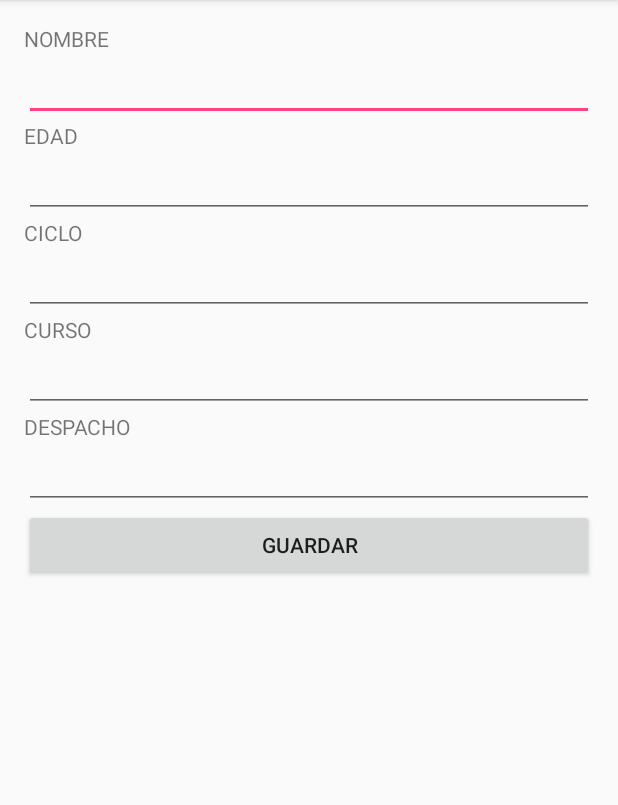
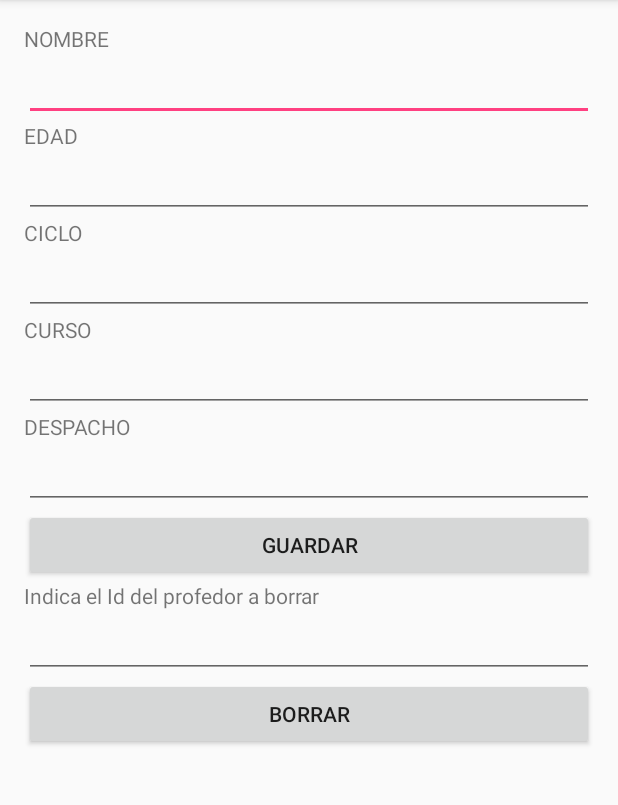
Before and after one commit to luisaezmese/Actividad1_BD_AD_2, an Android app: the Profesor screen opened directly, with no data from a screen before it, on a phone screen of 412 x 824 dp, the part 84-889 px from its top. Run offline under Robolectric (Android 15) with nearby library versions, the phone set to English and light mode, and no system bars.

Commit message:
No añade valores en tabla y no crea tabla profesor

```diff
--- a/app/src/main/java/com/example/luisangel/actividad1_bd_ad/MyDBAdapter.java
+++ b/app/src/main/java/com/example/luisangel/actividad1_bd_ad/MyDBAdapter.java
@@ -5,14 +5,15 @@ import android.content.ContentValues;
 import android.database.sqlite.SQLiteDatabase;
 import android.database.sqlite.SQLiteException;
 import android.database.sqlite.SQLiteOpenHelper;
-import android.view.View;
+
 
 
 public class MyDBAdapter {
 
     // Definiciones y constantes
     private static final String DATABASE_NAME = "dbuniversidad.db";
-    private static final String DATABASE_TABLE = "alumnos";
+    private static final String DATABASE_TABLE_A = "alumnos";
+    private static final String DATABASE_TABLE_P = "profesores";
     private static final int DATABASE_VERSION = 1;
 
     private static final String NOMBRE = "nombre";
@@ -20,32 +21,37 @@ public class MyDBAdapter {
     private static final String CICLO = "ciclo";
     private static final String CURSO = "curso";
     private static final String NOTA = "nota";
+    private static final String DESPACHO = "despacho";
 
 
-    private static final String DATABASE_CREATE = "CREATE TABLE "+DATABASE_TABLE+" (_id integer primary key autoincrement, nombre text, edad text, ciclo text, curso text, nota text);";
-    private static final String DATABASE_DROP = "DROP TABLE IF EXISTS "+DATABASE_TABLE+";";
+    private static final String DATABASE_CREATE_A = "CREATE TABLE "+DATABASE_TABLE_A+" (_id integer primary key autoincrement, nombre text, edad text, ciclo text, curso text, nota text);";
+    private static final String DATABASE_DROP_A = "DROP TABLE IF EXISTS "+DATABASE_TABLE_A+";";
+    private static final String DATABASE_CREATE_P = "CREATE TABLE "+DATABASE_TABLE_P+" (_id integer primary key autoincrement, nombre text, edad text, ciclo text, curso text, despacho text);";
+    private static final String DATABASE_DROP_P = "DROP TABLE IF EXISTS "+DATABASE_TABLE_P+";";
 
     // Contexto de la aplicación que usa la base de datos
     private final Context context;
     // Clase SQLiteOpenHelper para crear/actualizar la base de datos
-    private MyDbHelper dbHelper;
+    private MyDbHelperA dbHelperA;
+    private MyDbHelperP dbHelperP;
     // Instancia de la base de datos
-    private SQLiteDatabase db;
+    private SQLiteDatabase dbA;
+    private SQLiteDatabase dbP;
 
     public MyDBAdapter (Context c){
         context = c;
-        dbHelper = new MyDbHelper(context, DATABASE_NAME, null, DATABASE_VERSION);
-
+        dbHelperA = new MyDbHelperA(context, DATABASE_NAME, null, DATABASE_VERSION);
+        dbHelperP = new MyDbHelperP(context, DATABASE_NAME, null, DATABASE_VERSION);
     }
-
-
 
     public void open(){
 
         try{
-            db = dbHelper.getWritableDatabase();
+            dbA = dbHelperA.getWritableDatabase();
+            dbP = dbHelperP.getWritableDatabase();
         }catch(SQLiteException e){
-            db = dbHelper.getReadableDatabase();
+            dbA = dbHelperA.getReadableDatabase();
+            dbP = dbHelperP.getReadableDatabase();
         }
 
     }
@@ -59,23 +65,64 @@ public class MyDBAdapter {
         newValues.put(CICLO,c);
         newValues.put(CURSO,d);
         newValues.put(NOTA,e);
-        db.insert(DATABASE_TABLE,null,newValues);
+        dbA.insert(DATABASE_TABLE_A,null,newValues);
     }
 
-    private static class MyDbHelper extends SQLiteOpenHelper {
+    public void borrarAlumno(String b){
+        dbA.delete("alumnos", b, null);
 
-        public MyDbHelper (Context context, String name, SQLiteDatabase.CursorFactory factory, int version){
+    }
+
+    public void insertarProfesor(String a, String b, String c, String d, String e){
+        //Creamos un nuevo registro de valores a insertar
+        ContentValues newValues = new ContentValues();
+        //Asignamos los valores de cada campo
+        newValues.put(NOMBRE,a);
+        newValues.put(EDAD,b);
+        newValues.put(CICLO,c);
+        newValues.put(CURSO,d);
+        newValues.put(DESPACHO,e);
+        dbP.insert(DATABASE_TABLE_P,null,newValues);
+    }
+
+    public void borrarProfesor(String b) {
+        dbA.delete("profesores", b, null);
+    }
+
+
+    private static class MyDbHelperA extends SQLiteOpenHelper {
+
+            public MyDbHelperA (Context context, String name, SQLiteDatabase.CursorFactory factory, int version){
+                super(context,name,factory,version);
+            }
+
+            @Override
+            public void onCreate(SQLiteDatabase db) {
+                db.execSQL(DATABASE_CREATE_A);
+            }
+
+            @Override
+            public void onUpgrade(SQLiteDatabase db, int oldVersion, int newVersion) {
+                db.execSQL(DATABASE_DROP_A);
+                onCreate(db);
+            }
+
+    }
+
+    private static class MyDbHelperP extends SQLiteOpenHelper {
+
+        public MyDbHelperP (Context context, String name, SQLiteDatabase.CursorFactory factory, int version){
             super(context,name,factory,version);
         }
 
         @Override
         public void onCreate(SQLiteDatabase db) {
-            db.execSQL(DATABASE_CREATE);
+            db.execSQL(DATABASE_CREATE_P);
         }
 
         @Override
         public void onUpgrade(SQLiteDatabase db, int oldVersion, int newVersion) {
-            db.execSQL(DATABASE_DROP);
+            db.execSQL(DATABASE_DROP_P);
             onCreate(db);
         }
 
--- a/app/src/main/java/com/example/luisangel/actividad1_bd_ad/Profesor.java
+++ b/app/src/main/java/com/example/luisangel/actividad1_bd_ad/Profesor.java
@@ -2,12 +2,69 @@ package com.example.luisangel.actividad1_bd_ad;
 
 import android.support.v7.app.AppCompatActivity;
 import android.os.Bundle;
+import android.view.View;
+import android.widget.Button;
+import android.widget.EditText;
 
 public class Profesor extends AppCompatActivity {
+
+    private EditText nombre;
+    private EditText edad;
+    private EditText ciclo;
+    private EditText curso;
+    private EditText despacho;
+    private EditText idborrar;
+
+    private String nombre1;
+    private String edad1;
+    private String ciclo1;
+    private String curso1;
+    private String despacho1;
+    private String idborrar1;
+
+    private MyDBAdapter dbAdapter;
 
     @Override
     protected void onCreate(Bundle savedInstanceState) {
         super.onCreate(savedInstanceState);
         setContentView(R.layout.activity_profesor);
+
+        nombre = (EditText)findViewById(R.id.editNombre);
+        edad = (EditText)findViewById(R.id.editEdad);
+        ciclo = (EditText)findViewById(R.id.editCiclo);
+        curso = (EditText) findViewById(R.id.editCurso);
+        despacho = (EditText) findViewById(R.id.editDespacho);
+        idborrar = (EditText) findViewById(R.id.editTextBorrarP);
+
+        nombre1 = nombre.getText().toString();
+        edad1 = edad.getText().toString();
+        ciclo1 = ciclo.getText().toString();
+        curso1 = curso.getText().toString();
+        despacho1 = despacho.getText().toString();
+        idborrar1 = idborrar.getText().toString();
+
+
+
+        Button guardarP = (Button) findViewById(R.id.buttonGuardar);
+        Button borrar = (Button) findViewById(R.id.buttonBorrarP);
+
+        dbAdapter = new MyDBAdapter(this);
+
+
+        guardarP.setOnClickListener(new View.OnClickListener() {
+            @Override public void onClick(View v) {
+
+                dbAdapter.open();
+                dbAdapter.insertarProfesor(nombre1, edad1, ciclo1, curso1, despacho1);
+            }
+        });
+
+        borrar.setOnClickListener(new View.OnClickListener() {
+            @Override public void onClick(View v) {
+                dbAdapter.open();
+                dbAdapter.borrarAlumno("_id="+idborrar1);
+
+            }
+        });
     }
 }
--- a/app/src/main/res/layout/activity_profesor.xml
+++ b/app/src/main/res/layout/activity_profesor.xml
@@ -80,6 +80,24 @@
         android:layout_width="match_parent"
         android:layout_height="wrap_content"
         android:id="@+id/buttonGuardar" />
+    <TextView
+        android:text="Indica el Id del profedor a borrar"
+        android:layout_width="match_parent"
+        android:layout_height="wrap_content"
+        android:id="@+id/textViewborrar" />
+
+    <EditText
+        android:layout_width="match_parent"
+        android:layout_height="wrap_content"
+        android:inputType="textPersonName"
+        android:ems="10"
+        android:id="@+id/editTextBorrarP" />
+
+    <Button
+        android:text="Borrar"
+        android:layout_width="match_parent"
+        android:layout_height="wrap_content"
+        android:id="@+id/buttonBorrarP" />
 
 
 </LinearLayout>
```
Also changed, not shown: app/src/main/java/com/example/luisangel/actividad1_bd_ad/Alumno.java (+19 -3 lines), app/src/main/res/layout/activity_alumno.xml (+19 -0 lines).
